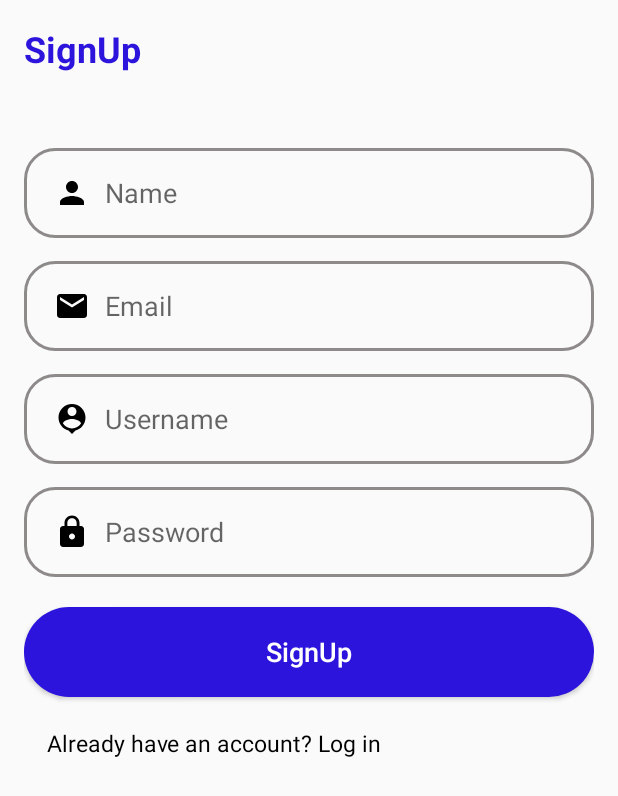
After one commit to yogeshsharma93/FinanceFit, an Android app: the Signup screen opened directly, with no data from a screen before it, on a phone screen of 412 x 824 dp. The commit adds this screen. Shown: the top 796 px of the screen. Run offline under Robolectric (Android 15) with nearby library versions, the phone set to English and light mode, and no system bars; our stand-ins replace Firebase (no records; nobody signed in at launch, a user with empty details on screens opened directly).

Commit message:
Signup & Login
Signup and Login

```diff
--- a/app/build.gradle.kts
+++ b/app/build.gradle.kts
@@ -1,5 +1,6 @@
 plugins {
     alias(libs.plugins.androidApplication)
+    id("com.google.gms.google-services")
 }
 
 android {
@@ -34,6 +35,7 @@ dependencies {
     implementation(libs.material)
     implementation(libs.activity)
     implementation(libs.constraintlayout)
+    implementation(libs.firebase.database)
     testImplementation(libs.junit)
     androidTestImplementation(libs.ext.junit)
     androidTestImplementation(libs.espresso.core)
--- a/app/src/main/java/com/example/financefit/mainscreen.java
+++ b/app/src/main/java/com/example/financefit/Home.java
@@ -8,13 +8,13 @@ import androidx.core.graphics.Insets;
 import androidx.core.view.ViewCompat;
 import androidx.core.view.WindowInsetsCompat;
 
-public class mainscreen extends AppCompatActivity {
+public class Home extends AppCompatActivity {
 
     @Override
     protected void onCreate(Bundle savedInstanceState) {
         super.onCreate(savedInstanceState);
         EdgeToEdge.enable(this);
-        setContentView(R.layout.activity_mainscreen);
+        setContentView(R.layout.activity_home);
         ViewCompat.setOnApplyWindowInsetsListener(findViewById(R.id.main), (v, insets) -> {
             Insets systemBars = insets.getInsets(WindowInsetsCompat.Type.systemBars());
             v.setPadding(systemBars.left, systemBars.top, systemBars.right, systemBars.bottom);
--- a/app/src/main/java/com/example/financefit/MainActivity.java
+++ b/app/src/main/java/com/example/financefit/MainActivity.java
@@ -50,7 +50,7 @@ public class MainActivity extends AppCompatActivity {
                     mSLideViewPager.setCurrentItem(getItem(1),true);
                 else {
 
-                    Intent i = new Intent(MainActivity.this, mainscreen.class);
+                    Intent i = new Intent(MainActivity.this, Signup.class);
                     startActivity(i);
                     finish();
                 }
@@ -60,7 +60,7 @@ public class MainActivity extends AppCompatActivity {
         skipButton.setOnClickListener(new View.OnClickListener() {
             @Override
             public void onClick(View v) {
-                Intent i = new Intent(MainActivity.this,mainscreen.class);
+                Intent i = new Intent(MainActivity.this,Signup.class);
                 startActivity(i);
                 finish();
             }
--- /dev/null
+++ b/app/src/main/java/com/example/financefit/Signup.java
@@ -0,0 +1,65 @@
+package com.example.financefit;
+
+import android.content.Intent;
+import android.os.Bundle;
+import android.view.View;
+import android.widget.Button;
+import android.widget.EditText;
+import android.widget.TextView;
+import android.widget.Toast;
+
+import androidx.activity.EdgeToEdge;
+import androidx.appcompat.app.AppCompatActivity;
+import androidx.core.graphics.Insets;
+import androidx.core.view.ViewCompat;
+import androidx.core.view.WindowInsetsCompat;
+
+import com.google.firebase.database.DatabaseReference;
+import com.google.firebase.database.FirebaseDatabase;
+
+public class Signup extends AppCompatActivity {
+
+    EditText signupName, signupEmail, signupUsername, signupPassword;
+    TextView loginRedirectText;
+    Button signupButton;
+    FirebaseDatabase database;
+    DatabaseReference reference;
+    @Override
+    protected void onCreate(Bundle savedInstanceState) {
+        super.onCreate(savedInstanceState);
+        setContentView(R.layout.activity_signup);
+
+        signupName = findViewById(R.id.signup_name);
+        signupEmail = findViewById(R.id.signup_email);
+        signupUsername = findViewById(R.id.signup_username);
+        signupPassword = findViewById(R.id.signup_password);
+        loginRedirectText = findViewById(R.id.login_redirect);
+        signupButton = findViewById(R.id.signup_button);
+
+        signupButton.setOnClickListener(new View.OnClickListener() {
+            @Override
+            public void onClick(View v) {
+                database = FirebaseDatabase.getInstance();
+                reference = database.getReference("Users");
+
+                String name = signupName.getText().toString();
+                String email = signupEmail.getText().toString();
+                String username = signupUsername.getText().toString();
+                String password = signupPassword.getText().toString();
+
+                DatabaseHelper databaseHelper = new DatabaseHelper(name, email, username, password);
+                reference.child(username).setValue(databaseHelper);
+                Toast.makeText(Signup.this, "SignUp Successfully!", Toast.LENGTH_SHORT).show();
+                Intent intent = new Intent(Signup.this, Login.class);
+                startActivity(intent);
+            }
+        });
+        loginRedirectText.setOnClickListener(new View.OnClickListener() {
+            @Override
+            public void onClick(View v) {
+                Intent intent = new Intent(Signup.this, Login.class);
+                startActivity(intent);
+            }
+        });
+    }
+}
--- /dev/null
+++ b/app/src/main/res/drawable/baseline_email_24.xml
@@ -0,0 +1,5 @@
+<vector xmlns:android="http://schemas.android.com/apk/res/android" android:height="24dp" android:tint="#000000" android:viewportHeight="24" android:viewportWidth="24" android:width="24dp">
+
+    <path android:fillColor="@android:color/white" android:pathData="M20,4L4,4c-1.1,0 -1.99,0.9 -1.99,2L2,18c0,1.1 0.9,2 2,2h16c1.1,0 2,-0.9 2,-2L22,6c0,-1.1 -0.9,-2 -2,-2zM20,8l-8,5 -8,-5L4,6l8,5 8,-5v2z"/>
+
+</vector>
--- /dev/null
+++ b/app/src/main/res/drawable/baseline_lock_24.xml
@@ -0,0 +1,5 @@
+<vector xmlns:android="http://schemas.android.com/apk/res/android" android:height="24dp" android:tint="#000000" android:viewportHeight="24" android:viewportWidth="24" android:width="24dp">
+
+    <path android:fillColor="@android:color/white" android:pathData="M18,8h-1L17,6c0,-2.76 -2.24,-5 -5,-5S7,3.24 7,6v2L6,8c-1.1,0 -2,0.9 -2,2v10c0,1.1 0.9,2 2,2h12c1.1,0 2,-0.9 2,-2L20,10c0,-1.1 -0.9,-2 -2,-2zM12,17c-1.1,0 -2,-0.9 -2,-2s0.9,-2 2,-2 2,0.9 2,2 -0.9,2 -2,2zM15.1,8L8.9,8L8.9,6c0,-1.71 1.39,-3.1 3.1,-3.1 1.71,0 3.1,1.39 3.1,3.1v2z"/>
+
+</vector>
--- /dev/null
+++ b/app/src/main/res/drawable/baseline_person_24.xml
@@ -0,0 +1,5 @@
+<vector xmlns:android="http://schemas.android.com/apk/res/android" android:height="24dp" android:tint="#000000" android:viewportHeight="24" android:viewportWidth="24" android:width="24dp">
+
+    <path android:fillColor="@android:color/white" android:pathData="M12,12c2.21,0 4,-1.79 4,-4s-1.79,-4 -4,-4 -4,1.79 -4,4 1.79,4 4,4zM12,14c-2.67,0 -8,1.34 -8,4v2h16v-2c0,-2.66 -5.33,-4 -8,-4z"/>
+
+</vector>
--- /dev/null
+++ b/app/src/main/res/drawable/baseline_person_pin_24.xml
@@ -0,0 +1,5 @@
+<vector xmlns:android="http://schemas.android.com/apk/res/android" android:height="24dp" android:tint="#000000" android:viewportHeight="24" android:viewportWidth="24" android:width="24dp">
+
+    <path android:fillColor="@android:color/white" android:pathData="M12,2c-4.97,0 -9,4.03 -9,9 0,4.17 2.84,7.67 6.69,8.69L12,22l2.31,-2.31C18.16,18.67 21,15.17 21,11c0,-4.97 -4.03,-9 -9,-9zM12,4c1.66,0 3,1.34 3,3s-1.34,3 -3,3 -3,-1.34 -3,-3 1.34,-3 3,-3zM12,18.3c-2.5,0 -4.71,-1.28 -6,-3.22 0.03,-1.99 4,-3.08 6,-3.08 1.99,0 5.97,1.09 6,3.08 -1.29,1.94 -3.5,3.22 -6,3.22z"/>
+
+</vector>
--- /dev/null
+++ b/app/src/main/res/drawable/border_signup.xml
@@ -0,0 +1,13 @@
+<?xml version="1.0" encoding="utf-8"?>
+<shape xmlns:android="http://schemas.android.com/apk/res/android"
+    android:shape="rectangle">
+    <stroke
+        android:color="#8E8A8A"
+        android:width="2dp">
+
+    </stroke>
+    <corners
+        android:radius="20dp">
+
+    </corners>
+</shape>
--- a/app/src/main/res/layout/activity_mainscreen.xml
+++ b/app/src/main/res/layout/activity_home.xml
@@ -5,6 +5,6 @@
     android:id="@+id/main"
     android:layout_width="match_parent"
     android:layout_height="match_parent"
-    tools:context=".mainscreen">
+    tools:context=".Home">
 
 </androidx.constraintlayout.widget.ConstraintLayout>
--- /dev/null
+++ b/app/src/main/res/layout/activity_signup.xml
@@ -0,0 +1,93 @@
+<?xml version="1.0" encoding="utf-8"?>
+<LinearLayout xmlns:android="http://schemas.android.com/apk/res/android"
+    xmlns:app="http://schemas.android.com/apk/res-auto"
+    xmlns:tools="http://schemas.android.com/tools"
+    android:layout_width="match_parent"
+    android:layout_height="match_parent"
+    tools:context=".Signup"
+    android:orientation="vertical"
+    android:padding="16dp">
+
+
+    <TextView
+        android:layout_width="wrap_content"
+        android:layout_height="wrap_content"
+        android:text="SignUp"
+        android:textColor="#2C14DD"
+        android:textSize="24sp"
+        android:textStyle="bold"
+        />
+
+    <EditText
+        android:id="@+id/signup_name"
+        android:layout_width="match_parent"
+        android:layout_height="60dp"
+        android:layout_marginTop="50dp"
+        android:hint="Name"
+        android:paddingStart="20dp"
+        android:background="@drawable/border_signup"
+        android:drawableLeft="@drawable/baseline_person_24"
+        android:drawablePadding="10dp"
+        />
+
+    <EditText
+        android:id="@+id/signup_email"
+        android:layout_width="match_parent"
+        android:layout_height="60dp"
+        android:layout_marginTop="15dp"
+        android:hint="Email"
+        android:paddingStart="20dp"
+        android:background="@drawable/border_signup"
+        android:drawableLeft="@drawable/baseline_email_24"
+        android:drawablePadding="10dp"
+        android:inputType="textEmailAddress"
+        />
+    <EditText
+        android:id="@+id/signup_username"
+        android:layout_width="match_parent"
+        android:layout_height="60dp"
+        android:layout_marginTop="15dp"
+        android:hint="Username"
+        android:paddingStart="20dp"
+        android:background="@drawable/border_signup"
+        android:drawableLeft="@drawable/baseline_person_pin_24"
+        android:drawablePadding="10dp"
+        />
+
+    <EditText
+        android:id="@+id/signup_password"
+        android:layout_width="match_parent"
+        android:layout_height="60dp"
+        android:layout_marginTop="15dp"
+        android:hint="Password"
+        android:paddingStart="20dp"
+        android:background="@drawable/border_signup"
+        android:drawableLeft="@drawable/baseline_lock_24"
+        android:drawablePadding="10dp"
+        android:inputType="textPassword"
+        />
+
+    <Button
+        android:id="@+id/signup_button"
+        android:layout_width="match_parent"
+        android:layout_height="60dp"
+        android:text="SignUp"
+        android:textAllCaps="false"
+        android:layout_marginTop="20dp"
+        android:textColor="@color/white"
+        android:textSize="18sp"
+        android:background="@drawable/custom_button"/>
+
+    <TextView
+        android:id="@+id/login_redirect"
+        android:layout_width="wrap_content"
+        android:layout_height="wrap_content"
+        android:text="Already have an account? Log in"
+        android:textColor="@color/black"
+        android:layout_marginTop="20dp"
+        android:paddingStart="15dp"
+        android:textSize="15sp"
+        />
+
+
+</LinearLayout>
--- a/app/src/main/res/values/strings.xml
+++ b/app/src/main/res/values/strings.xml
@@ -9,4 +9,5 @@
     <string name="slider_desc_3">Create spending categories to organize your expenses. Easily keep track of your spending as they happen.</string>
     <string name="next">Next</string>
     <string name="credit_card">credit_card</string>
+    <string name="login_text">Hey you are back, fill in your details to get back in</string>
 </resources>
--- a/build.gradle.kts
+++ b/build.gradle.kts
@@ -1,3 +1,8 @@
+buildscript {
+    dependencies {
+        classpath(libs.google.services)
+    }
+}
 // Top-level build file where you can add configuration options common to all sub-projects/modules.
 plugins {
     alias(libs.plugins.androidApplication) apply false
--- a/gradle/libs.versions.toml
+++ b/gradle/libs.versions.toml
@@ -7,6 +7,8 @@ appcompat = "1.6.1"
 material = "1.11.0"
 activity = "1.8.0"
 constraintlayout = "2.1.4"
+googleServices = "4.4.1"
+firebaseDatabase = "20.3.1"
 
 [libraries]
 junit = { group = "junit", name = "junit", version.ref = "junit" }
@@ -16,6 +18,8 @@ appcompat = { group = "androidx.appcompat", name = "appcompat", version.ref = "a
 material = { group = "com.google.android.material", name = "material", version.ref = "material" }
 activity = { group = "androidx.activity", name = "activity", version.ref = "activity" }
 constraintlayout = { group = "androidx.constraintlayout", name = "constraintlayout", version.ref = "constraintlayout" }
+google-services = { group = "com.google.gms", name = "google-services", version.ref = "googleServices" }
+firebase-database = { group = "com.google.firebase", name = "firebase-database", version.ref = "firebaseDatabase" }
 
 [plugins]
 androidApplication = { id = "com.android.application", version.ref = "agp" }
```
Also changed, not shown: app/src/main/AndroidManifest.xml (+9 -1 lines), app/src/main/java/com/example/financefit/DatabaseHelper.java (added, +44 -0 lines), app/src/main/java/com/example/financefit/Login.java (added, +118 -0 lines), app/src/main/res/layout/activity_login.xml (added, +75 -0 lines), 1 other file.
